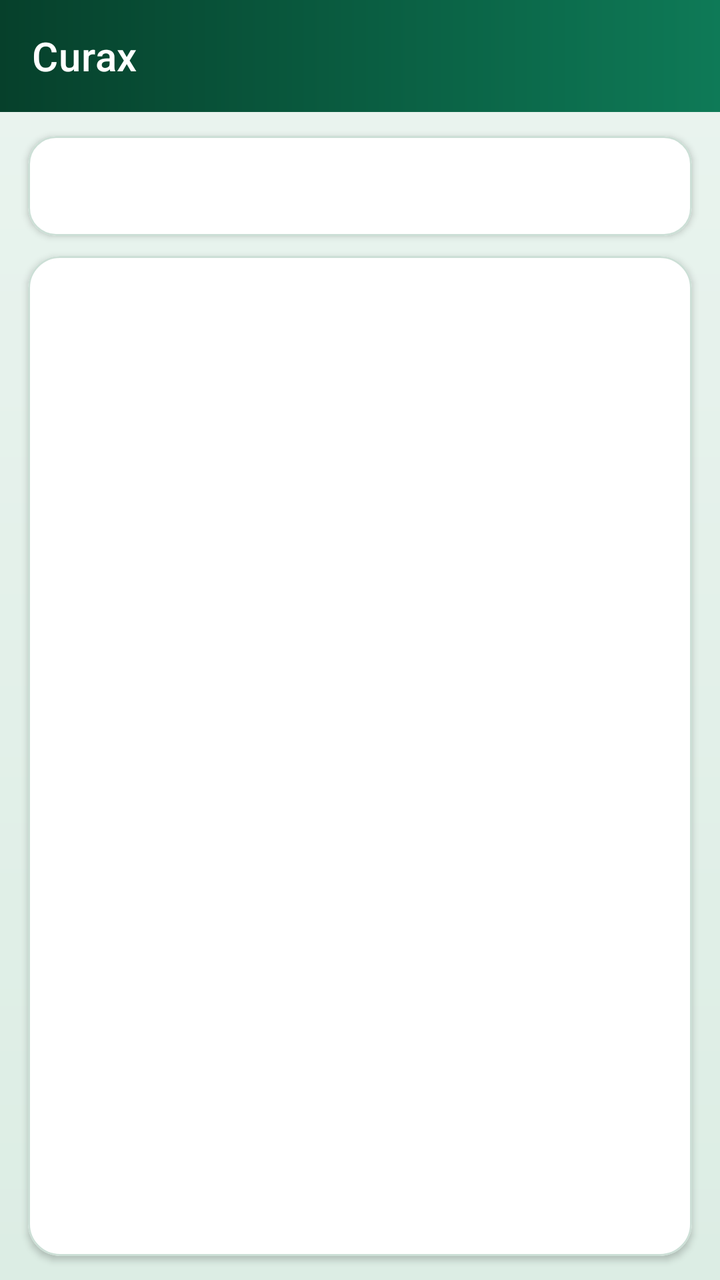
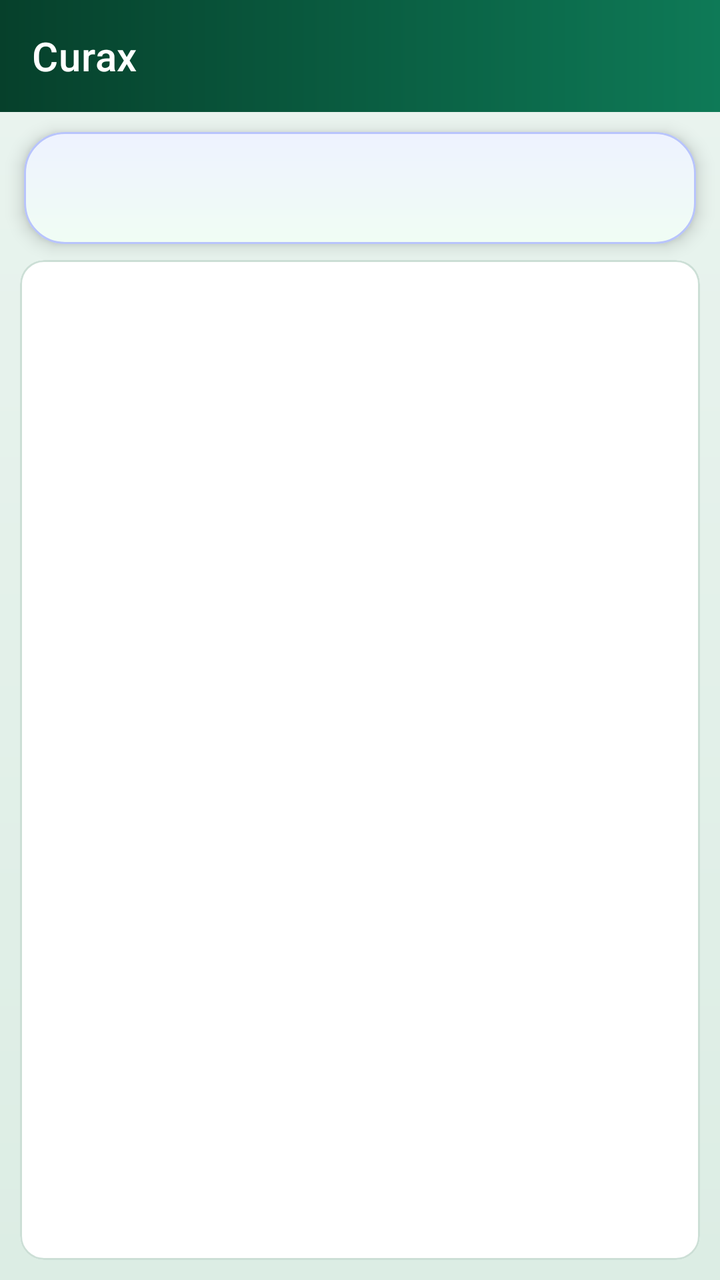

Before-and-after screenshots of an Android layout around one commit, followed by the original layout XML and the change that was made.
<!-- AndroidManifest.xml: activity theme Theme.Curax.UserToolbar -->
<!-- res/layout/activity_user_standalone.xml -->
<?xml version="1.0" encoding="utf-8"?>
<androidx.drawerlayout.widget.DrawerLayout
    xmlns:android="http://schemas.android.com/apk/res/android"
    xmlns:app="http://schemas.android.com/apk/res-auto"
    android:id="@+id/userStandaloneDrawer"
    android:layout_width="match_parent"
    android:layout_height="match_parent"
    android:fitsSystemWindows="true">

    <FrameLayout
        android:layout_width="match_parent"
        android:layout_height="match_parent">

        <LinearLayout
            android:layout_width="match_parent"
            android:layout_height="match_parent"
            android:orientation="vertical"
            android:background="@drawable/bg_admin_dashboard_surface">

            <com.google.android.material.appbar.AppBarLayout
                android:layout_width="match_parent"
                android:layout_height="wrap_content"
                android:background="@drawable/bg_toolbar_gradient">

                <com.google.android.material.appbar.MaterialToolbar
                    android:id="@+id/userStandaloneToolbar"
                    android:layout_width="match_parent"
                    android:layout_height="?attr/actionBarSize"
                    android:background="@android:color/transparent"
                    app:title="Curax"
                    app:titleTextColor="@android:color/white" />
            </com.google.android.material.appbar.AppBarLayout>

            <com.google.android.material.card.MaterialCardView
                android:layout_width="match_parent"
                android:layout_height="wrap_content"
                android:layout_marginStart="14dp"
                android:layout_marginTop="12dp"
                android:layout_marginEnd="14dp"
                app:cardBackgroundColor="@color/summary_card"
                app:cardCornerRadius="14dp"
                app:cardElevation="2dp"
                app:strokeColor="@color/summary_stroke"
                app:strokeWidth="1dp">

                <com.google.android.material.tabs.TabLayout
                    android:id="@+id/userStandaloneTabs"
                    android:layout_width="match_parent"
                    android:layout_height="50dp"
                    android:background="@android:color/transparent"
                    app:tabGravity="fill"
                    app:tabIndicatorColor="@color/button_primary_bg"
                    app:tabIndicatorFullWidth="true"
                    app:tabIndicatorHeight="3dp"
                    app:tabMode="scrollable"
                    app:tabPaddingEnd="18dp"
                    app:tabPaddingStart="18dp"
                    app:tabSelectedTextColor="@color/connection_panel_title"
                    app:tabTextColor="@color/text_secondary"
                    app:tabTextAppearance="@android:style/TextAppearance.Material.Body1" />
            </com.google.android.material.card.MaterialCardView>

            <com.google.android.material.card.MaterialCardView
                android:layout_width="match_parent"
                android:layout_height="0dp"
                android:layout_weight="1"
                android:layout_marginStart="14dp"
                android:layout_marginTop="10dp"
                android:layout_marginEnd="14dp"
                android:layout_marginBottom="12dp"
                app:cardBackgroundColor="@color/summary_card"
                app:cardCornerRadius="16dp"
                app:cardElevation="2dp"
                app:strokeColor="@color/summary_stroke"
                app:strokeWidth="1dp">

                <androidx.viewpager2.widget.ViewPager2
                    android:id="@+id/userStandalonePager"
                    android:layout_width="match_parent"
                    android:layout_height="match_parent" />
            </com.google.android.material.card.MaterialCardView>
        </LinearLayout>

        <FrameLayout
            android:id="@+id/loadingOverlay"
            android:layout_width="match_parent"
            android:layout_height="match_parent"
            android:background="#80000000"
            android:visibility="gone">

            <LinearLayout
                android:layout_width="wrap_content"
                android:layout_height="wrap_content"
                android:layout_gravity="center"
                android:gravity="center"
                android:orientation="vertical"
                android:padding="20dp">

                <ProgressBar
                    android:layout_width="40dp"
                    android:layout_height="40dp" />

                <TextView
                    android:layout_width="wrap_content"
                    android:layout_height="wrap_content"
                    android:layout_marginTop="12dp"
                    android:text="Fetching your medicines..."
                    android:textColor="@android:color/white"
                    android:textSize="14sp"
                    android:textStyle="bold" />
            </LinearLayout>
        </FrameLayout>
    </FrameLayout>

    <LinearLayout
        android:layout_width="300dp"
        android:layout_height="match_parent"
        android:layout_gravity="start"
        android:background="@color/key_value_bg"
        android:orientation="vertical"
        android:paddingStart="14dp"
        android:paddingTop="20dp"
        android:paddingEnd="14dp"
        android:paddingBottom="14dp">

        <ScrollView
            android:layout_width="match_parent"
            android:layout_height="0dp"
            android:layout_weight="1"
            android:fillViewport="true"
            android:scrollbars="vertical">

            <LinearLayout
                android:layout_width="match_parent"
                android:layout_height="wrap_content"
                android:orientation="vertical">

                <TextView
                    android:id="@+id/tvUserSidebarTitle"
                    android:layout_width="match_parent"
                    android:layout_height="wrap_content"
                    android:layout_marginBottom="22dp"
                    android:fontFamily="sans-serif-medium"
                    android:includeFontPadding="false"
                    android:letterSpacing="0.02"
                    android:lineSpacingExtra="2dp"
                    android:text="@string/user_sidebar_title"
                    android:textColor="@color/text_primary"
                    android:textSize="26sp"
                    android:textStyle="bold" />

                <com.google.android.material.card.MaterialCardView
                    android:id="@+id/cardUserSidebarStatusPanel"
                    android:layout_width="match_parent"
                    android:layout_height="wrap_content"
                    android:layout_marginBottom="8dp"
                    app:cardBackgroundColor="@color/summary_card"
                    app:cardCornerRadius="16dp"
                    app:cardElevation="1dp"
                    app:strokeColor="@color/summary_stroke"
                    app:strokeWidth="1dp">

                    <LinearLayout
                        android:layout_width="match_parent"
                        android:layout_height="wrap_content"
                        android:orientation="vertical"
                        android:paddingTop="4dp"
                        android:paddingBottom="4dp">

                        <LinearLayout
                            android:id="@+id/sidebarSectionAdmin"
                            android:layout_width="match_parent"
                            android:layout_height="wrap_content"
                            android:background="?attr/selectableItemBackground"
                            android:clickable="true"
                            android:focusable="true"
                            android:orientation="vertical"
                            android:paddingStart="14dp"
                            android:paddingTop="12dp"
                            android:paddingEnd="14dp"
                            android:paddingBottom="10dp">

                            <LinearLayout
                                android:layout_width="match_parent"
                                android:layout_height="wrap_content"
                                android:gravity="center_vertical"
                                android:orientation="horizontal">

                                <TextView
                                    android:layout_width="0dp"
                                    android:layout_height="wrap_content"
                                    android:layout_weight="1"
                                    android:text="@string/user_sidebar_admin_title"
                                    android:textAllCaps="true"
                                    android:textColor="@color/button_primary_bg"
                                    android:textSize="11sp"
                                    android:letterSpacing="0.08"
                                    android:textStyle="bold" />

                                <TextView
                                    android:id="@+id/tvChevronAdmin"
                                    android:layout_width="wrap_content"
                                    android:layout_height="wrap_content"
                                    android:text="▼"
                                    android:textColor="@color/text_secondary"
                                    android:textSize="12sp" />
                            </LinearLayout>

                            <TextView
                                android:id="@+id/tvUserSidebarAdminStatus"
                                android:layout_width="match_parent"
                                android:layout_height="wrap_content"
                                android:layout_marginTop="6dp"
                                android:textSize="14sp" />

                            <TextView
                                android:id="@+id/tvUserSidebarAdminDetail"
                                android:layout_width="match_parent"
                                android:layout_height="wrap_content"
                                android:layout_marginTop="8dp"
                                android:background="@drawable/bg_sidebar_detail"
                                android:lineSpacingExtra="3dp"
                                android:padding="12dp"
                                android:textColor="@color/text_secondary"
                                android:textSize="12sp"
                                android:visibility="gone" />
                        </LinearLayout>

                        <View
                            android:layout_width="match_parent"
                            android:layout_height="1dp"
                            android:layout_marginStart="12dp"
                            android:layout_marginEnd="12dp"
                            android:background="@color/summary_stroke" />

                        <LinearLayout
                            android:id="@+id/sidebarSectionHealth"
                            android:layout_width="match_parent"
                            android:layout_height="wrap_content"
                            android:background="?attr/selectableItemBackground"
                            android:clickable="true"
                            android:focusable="true"
                            android:orientation="vertical"
                            android:paddingStart="14dp"
                            android:paddingTop="12dp"
                            android:paddingEnd="14dp"
                            android:paddingBottom="10dp">

                            <LinearLayout
                                android:layout_width="match_parent"
                                android:layout_height="wrap_content"
                                android:gravity="center_vertical"
                                android:orientation="horizontal">

                                <TextView
                                    android:layout_width="0dp"
                                    android:layout_height="wrap_content"
                                    android:layout_weight="1"
                                    android:text="@string/user_sidebar_health_title"
                                    android:textAllCaps="true"
                                    android:textColor="@color/button_primary_bg"
                                    android:textSize="11sp"
                                    android:letterSpacing="0.08"
                                    android:textStyle="bold" />

                                <TextView
                                    android:id="@+id/tvChevronHealth"
                                    android:layout_width="wrap_content"
                                    android:layout_height="wrap_content"
                                    android:text="▼"
                                    android:textColor="@color/text_secondary"
                                    android:textSize="12sp" />
                            </LinearLayout>

                            <TextView
                                android:id="@+id/tvUserSidebarHealthStatus"
                                android:layout_width="match_parent"
                                android:layout_height="wrap_content"
                                android:layout_marginTop="6dp"
                                android:textSize="14sp" />

                            <TextView
                                android:id="@+id/tvUserSidebarHealthDetail"
                                android:layout_width="match_parent"
                                android:layout_height="wrap_content"
                                android:layout_marginTop="8dp"
                                android:background="@drawable/bg_sidebar_detail"
                                android:lineSpacingExtra="3dp"
                                android:padding="12dp"
                                android:textColor="@color/text_secondary"
                                android:textSize="12sp"
                                android:visibility="gone" />
                        </LinearLayout>

                        <View
                            android:layout_width="match_parent"
                            android:layout_height="1dp"
                            android:layout_marginStart="12dp"
                            android:layout_marginEnd="12dp"
                            android:background="@color/summary_stroke" />

                        <LinearLayout
                            android:id="@+id/sidebarSectionAlerts"
                            android:layout_width="match_parent"
                            android:layout_height="wrap_content"
                            android:background="?attr/selectableItemBackground"
                            android:clickable="true"
                            android:focusable="true"
                            android:orientation="vertical"
                            android:paddingStart="14dp"
                            android:paddingTop="12dp"
                            android:paddingEnd="14dp"
                            android:paddingBottom="10dp">

                            <LinearLayout
                                android:layout_width="match_parent"
                                android:layout_height="wrap_content"
                                android:gravity="center_vertical"
                                android:orientation="horizontal">

                                <TextView
                                    android:layout_width="0dp"
                                    android:layout_height="wrap_content"
                                    android:layout_weight="1"
                                    android:text="@string/user_sidebar_alerts_title"
                                    android:textAllCaps="true"
                                    android:textColor="@color/button_primary_bg"
                                    android:textSize="11sp"
                                    android:letterSpacing="0.08"
                                    android:textStyle="bold" />

                                <TextView
                                    android:id="@+id/tvChevronAlerts"
                                    android:layout_width="wrap_content"
                                    android:layout_height="wrap_content"
                                    android:text="▼"
                                    android:textColor="@color/text_secondary"
                                    android:textSize="12sp" />
                            </LinearLayout>

                            <TextView
                                android:id="@+id/tvUserSidebarAlertsStatus"
                                android:layout_width="match_parent"
                                android:layout_height="wrap_content"
                                android:layout_marginTop="6dp"
                                android:textSize="14sp" />

                            <TextView
                                android:id="@+id/tvUserSidebarAlertsDetail"
                                android:layout_width="match_parent"
                                android:layout_height="wrap_content"
                                android:layout_marginTop="8dp"
                                android:background="@drawable/bg_sidebar_detail"
                                android:lineSpacingExtra="3dp"
                                android:padding="12dp"
                                android:textColor="@color/text_secondary"
                                android:textSize="12sp"
                                android:visibility="gone" />
                        </LinearLayout>

                        <View
                            android:layout_width="match_parent"
                            android:layout_height="1dp"
                            android:layout_marginStart="12dp"
                            android:layout_marginEnd="12dp"
                            android:background="@color/summary_stroke" />

                        <LinearLayout
                            android:id="@+id/sidebarSectionRealtime"
                            android:layout_width="match_parent"
                            android:layout_height="wrap_content"
                            android:background="?attr/selectableItemBackground"
                            android:clickable="true"
                            android:focusable="true"
                            android:orientation="vertical"
                            android:paddingStart="14dp"
                            android:paddingTop="12dp"
                            android:paddingEnd="14dp"
                            android:paddingBottom="12dp">

                            <LinearLayout
                                android:layout_width="match_parent"
                                android:layout_height="wrap_content"
                                android:gravity="center_vertical"
                                android:orientation="horizontal">

                                <TextView
                                    android:layout_width="0dp"
                                    android:layout_height="wrap_content"
                                    android:layout_weight="1"
                                    android:text="@string/user_sidebar_realtime_title"
                                    android:textAllCaps="true"
                                    android:textColor="@color/button_primary_bg"
                                    android:textSize="11sp"
                                    android:letterSpacing="0.08"
                                    android:textStyle="bold" />

                                <TextView
                                    android:id="@+id/tvChevronRealtime"
                                    android:layout_width="wrap_content"
                                    android:layout_height="wrap_content"
                                    android:text="▼"
                                    android:textColor="@color/text_secondary"
                                    android:textSize="12sp" />
                            </LinearLayout>

                            <TextView
                                android:id="@+id/tvUserSidebarRealtimeStatus"
                                android:layout_width="match_parent"
                                android:layout_height="wrap_content"
                                android:layout_marginTop="6dp"
                                android:textSize="14sp" />

                            <TextView
                                android:id="@+id/tvUserSidebarRealtimeDetail"
                                android:layout_width="match_parent"
                                android:layout_height="wrap_content"
                                android:layout_marginTop="8dp"
                                android:background="@drawable/bg_sidebar_detail"
                                android:lineSpacingExtra="3dp"
                                android:padding="12dp"
                                android:textColor="@color/text_secondary"
                                android:textSize="12sp"
                                android:visibility="gone" />
                        </LinearLayout>
                    </LinearLayout>
                </com.google.android.material.card.MaterialCardView>
            </LinearLayout>
        </ScrollView>

        <com.google.android.material.card.MaterialCardView
            android:id="@+id/cardUserSidebarConnection"
            android:layout_width="match_parent"
            android:layout_height="wrap_content"
            android:layout_marginTop="10dp"
            app:cardBackgroundColor="@color/summary_card"
            app:cardCornerRadius="14dp"
            app:cardElevation="0dp"
            app:strokeColor="@color/summary_stroke"
            app:strokeWidth="1dp">

            <com.google.android.material.button.MaterialButton
                android:id="@+id/btnStandaloneConnect"
                style="@style/Widget.MaterialComponents.Button"
                android:layout_width="match_parent"
                android:layout_height="wrap_content"
                android:layout_margin="12dp"
                android:minHeight="48dp"
                android:paddingStart="16dp"
                android:paddingTop="8dp"
                android:paddingEnd="16dp"
                android:paddingBottom="8dp"
                android:text="@string/user_sidebar_connect_for_alerts"
                android:textAllCaps="false"
                android:textColor="@android:color/white"
                app:cornerRadius="18dp" />
        </com.google.android.material.card.MaterialCardView>
    </LinearLayout>
</androidx.drawerlayout.widget.DrawerLayout>
<!-- resources referenced by this layout -->
<resources>
  <color name="button_primary_bg">#0E7A57</color>
  <color name="connection_panel_title">#07563B</color>
  <color name="key_value_bg">#F1F8F4</color>
  <color name="summary_card">#FFFFFF</color>
  <color name="summary_stroke">#CCDFD6</color>
  <color name="text_primary">#0F172A</color>
  <color name="text_secondary">#546A62</color>
  <!-- drawable bg_admin_dashboard_surface (drawable) -->
  <?xml version="1.0" encoding="utf-8"?>
  <shape xmlns:android="http://schemas.android.com/apk/res/android"
      android:shape="rectangle">
      <gradient
          android:angle="270"
          android:startColor="#EAF4EF"
          android:endColor="#DCEDE4" />
  </shape>
  <!-- drawable bg_sidebar_detail (drawable) -->
  <?xml version="1.0" encoding="utf-8"?>
  <shape xmlns:android="http://schemas.android.com/apk/res/android">
      <solid android:color="@color/sidebar_detail_bg" />
      <corners android:radius="10dp" />
  </shape>
  <!-- drawable bg_toolbar_gradient (drawable) -->
  <?xml version="1.0" encoding="utf-8"?>
  <shape xmlns:android="http://schemas.android.com/apk/res/android" android:shape="rectangle">
      <gradient
          android:angle="0"
          android:endColor="@color/toolbar_end"
          android:startColor="@color/toolbar_start" />
  </shape>
  <string name="user_sidebar_admin_title">Admin</string>
  <string name="user_sidebar_alerts_title">Alerts</string>
  <string name="user_sidebar_connect_for_alerts">Connect for alerts</string>
  <string name="user_sidebar_health_title">System Health</string>
  <string name="user_sidebar_realtime_title">Realtime</string>
  <string name="user_sidebar_title">Smart Care System</string>
  <style name="Theme.Curax.UserToolbar" parent="Theme.Curax">
          <item name="actionButtonStyle">@style/Curax.Widget.ToolbarActionButton</item>
          <item name="android:actionButtonStyle">@style/Curax.Widget.ToolbarActionButton</item>
          <item name="actionOverflowButtonStyle">@style/Curax.Widget.ToolbarOverflowButton</item>
      </style>
  <color name="sidebar_detail_bg">#E8F4ED</color>
  <color name="toolbar_end">#0E7A57</color>
  <color name="toolbar_start">#06402B</color>
  <style name="Curax.Widget.ToolbarActionButton" parent="Widget.AppCompat.ActionButton">
          <item name="android:minWidth">48dp</item>
          <item name="android:minHeight">48dp</item>
          <item name="android:paddingStart">0dp</item>
          <item name="android:paddingEnd">0dp</item>
          <item name="android:paddingTop">0dp</item>
          <item name="android:paddingBottom">0dp</item>
      </style>
  <color name="badge_end">#148760</color>
  <!-- unchanged entries left out for length: 2 -->
</resources>

<!-- the commit's change to res/layout/activity_user_standalone.xml (unified diff, before → after) -->
@@ -12,6 +12,7 @@
         android:layout_height="match_parent">
 
         <LinearLayout
+            android:id="@+id/userStandaloneMainColumn"
             android:layout_width="match_parent"
             android:layout_height="match_parent"
             android:orientation="vertical"
@@ -32,52 +33,71 @@
             </com.google.android.material.appbar.AppBarLayout>
 
             <com.google.android.material.card.MaterialCardView
+                android:id="@+id/userStandaloneTabStripCard"
                 android:layout_width="match_parent"
                 android:layout_height="wrap_content"
-                android:layout_marginStart="14dp"
-                android:layout_marginTop="12dp"
-                android:layout_marginEnd="14dp"
-                app:cardBackgroundColor="@color/summary_card"
-                app:cardCornerRadius="14dp"
-                app:cardElevation="2dp"
-                app:strokeColor="@color/summary_stroke"
-                app:strokeWidth="1dp">
-
-                <com.google.android.material.tabs.TabLayout
-                    android:id="@+id/userStandaloneTabs"
+                android:layout_marginStart="12dp"
+                android:layout_marginTop="10dp"
+                android:layout_marginEnd="12dp"
+                app:cardBackgroundColor="@android:color/transparent"
+                app:cardCornerRadius="20dp"
+                app:cardElevation="5dp"
+                app:strokeWidth="0dp">
+
+                <FrameLayout
                     android:layout_width="match_parent"
-                    android:layout_height="50dp"
-                    android:background="@android:color/transparent"
-                    app:tabGravity="fill"
-                    app:tabIndicatorColor="@color/button_primary_bg"
-                    app:tabIndicatorFullWidth="true"
-                    app:tabIndicatorHeight="3dp"
-                    app:tabMode="scrollable"
-                    app:tabPaddingEnd="18dp"
-                    app:tabPaddingStart="18dp"
-                    app:tabSelectedTextColor="@color/connection_panel_title"
-                    app:tabTextColor="@color/text_secondary"
-                    app:tabTextAppearance="@android:style/TextAppearance.Material.Body1" />
+                    android:layout_height="wrap_content"
+                    android:background="@drawable/bg_standalone_tab_nav_container"
+                    android:paddingTop="4dp"
+                    android:paddingBottom="4dp">
+
+                    <com.google.android.material.tabs.TabLayout
+                        android:id="@+id/userStandaloneTabs"
+                        android:layout_width="match_parent"
+                        android:layout_height="wrap_content"
+                        android:background="@android:color/transparent"
+                        android:minHeight="48dp"
+                        app:tabGravity="fill"
+                        app:tabIndicator="@drawable/tab_indicator_standalone"
+                        app:tabIndicatorAnimationMode="elastic"
+                        app:tabIndicatorColor="@color/standalone_tab_indicator"
+                        app:tabIndicatorFullWidth="false"
+                        app:tabIndicatorGravity="bottom"
+                        app:tabIndicatorHeight="3dp"
+                        app:tabMode="scrollable"
+                        app:tabPaddingEnd="14dp"
+                        app:tabPaddingStart="14dp"
+                        app:tabRippleColor="@color/standalone_tab_ripple"
+                        app:tabSelectedTextAppearance="@style/TextAppearance.Curax.Tab.Selected"
+                        app:tabSelectedTextColor="@color/standalone_tab_text_selected"
+                        app:tabTextAppearance="@style/TextAppearance.Curax.Tab"
+                        app:tabTextColor="@color/standalone_tab_text_normal" />
+                </FrameLayout>
             </com.google.android.material.card.MaterialCardView>
 
             <com.google.android.material.card.MaterialCardView
+                android:id="@+id/userStandalonePagerCard"
                 android:layout_width="match_parent"
                 android:layout_height="0dp"
                 android:layout_weight="1"
-                android:layout_marginStart="14dp"
-                android:layout_marginTop="10dp"
-                android:layout_marginEnd="14dp"
-                android:layout_marginBottom="12dp"
+                android:layout_marginStart="10dp"
+                android:layout_marginTop="8dp"
+                android:layout_marginEnd="10dp"
+                android:layout_marginBottom="10dp"
+                android:clipChildren="false"
+                android:clipToPadding="false"
                 app:cardBackgroundColor="@color/summary_card"
-                app:cardCornerRadius="16dp"
-                app:cardElevation="2dp"
+                app:cardCornerRadius="12dp"
+                app:cardElevation="0dp"
                 app:strokeColor="@color/summary_stroke"
                 app:strokeWidth="1dp">
 
                 <androidx.viewpager2.widget.ViewPager2
                     android:id="@+id/userStandalonePager"
                     android:layout_width="match_parent"
-                    android:layout_height="match_parent" />
+                    android:layout_height="match_parent"
+                    android:clipChildren="false"
+                    android:clipToPadding="false" />
             </com.google.android.material.card.MaterialCardView>
         </LinearLayout>
 
@@ -104,7 +124,7 @@
                     android:layout_width="wrap_content"
                     android:layout_height="wrap_content"
                     android:layout_marginTop="12dp"
-                    android:text="Fetching your medicines..."
+                    android:text="@string/user_home_fetching_plan"
                     android:textColor="@android:color/white"
                     android:textSize="14sp"
                     android:textStyle="bold" />
<!-- resource entries referenced after the edit -->
@@ -1,8 +1,11 @@
 <!-- resources referenced by this layout -->
 <resources>
   <color name="button_primary_bg">#0E7A57</color>
-  <color name="connection_panel_title">#07563B</color>
   <color name="key_value_bg">#F1F8F4</color>
+  <color name="standalone_tab_indicator">#2563EB</color>
+  <color name="standalone_tab_ripple">#182563EB</color>
+  <color name="standalone_tab_text_normal">#64748B</color>
+  <color name="standalone_tab_text_selected">#0F172A</color>
   <color name="summary_card">#FFFFFF</color>
   <color name="summary_stroke">#CCDFD6</color>
   <color name="text_primary">#0F172A</color>
@@ -22,6 +25,20 @@
       <solid android:color="@color/sidebar_detail_bg" />
       <corners android:radius="10dp" />
   </shape>
+  <!-- drawable bg_standalone_tab_nav_container (drawable) -->
+  <?xml version="1.0" encoding="utf-8"?>
+  <shape xmlns:android="http://schemas.android.com/apk/res/android"
+      android:shape="rectangle">
+      <gradient
+          android:angle="118"
+          android:endColor="#F0FDF4"
+          android:startColor="#EEF2FF"
+          android:type="linear" />
+      <corners android:radius="20dp" />
+      <stroke
+          android:width="1dp"
+          android:color="#B8C4FC" />
+  </shape>
   <!-- drawable bg_toolbar_gradient (drawable) -->
   <?xml version="1.0" encoding="utf-8"?>
   <shape xmlns:android="http://schemas.android.com/apk/res/android" android:shape="rectangle">
@@ -30,12 +47,28 @@
           android:endColor="@color/toolbar_end"
           android:startColor="@color/toolbar_start" />
   </shape>
+  <!-- drawable tab_indicator_standalone (drawable) -->
+  <?xml version="1.0" encoding="utf-8"?>
+  <shape xmlns:android="http://schemas.android.com/apk/res/android"
+      android:shape="rectangle">
+      <solid android:color="@android:color/white" />
+      <corners android:radius="2dp" />
+  </shape>
+  <string name="user_home_fetching_plan">Fetching your care plan…</string>
   <string name="user_sidebar_admin_title">Admin</string>
   <string name="user_sidebar_alerts_title">Alerts</string>
   <string name="user_sidebar_connect_for_alerts">Connect for alerts</string>
   <string name="user_sidebar_health_title">System Health</string>
   <string name="user_sidebar_realtime_title">Realtime</string>
   <string name="user_sidebar_title">Smart Care System</string>
+  <style name="TextAppearance.Curax.Tab" parent="TextAppearance.MaterialComponents.Button">
+          <item name="android:textSize">13sp</item>
+          <item name="android:textAllCaps">false</item>
+          <item name="android:letterSpacing">0.01</item>
+      </style>
+  <style name="TextAppearance.Curax.Tab.Selected" parent="TextAppearance.Curax.Tab">
+          <item name="android:textStyle">bold</item>
+      </style>
   <style name="Theme.Curax.UserToolbar" parent="Theme.Curax">
           <item name="actionButtonStyle">@style/Curax.Widget.ToolbarActionButton</item>
           <item name="android:actionButtonStyle">@style/Curax.Widget.ToolbarActionButton</item>
